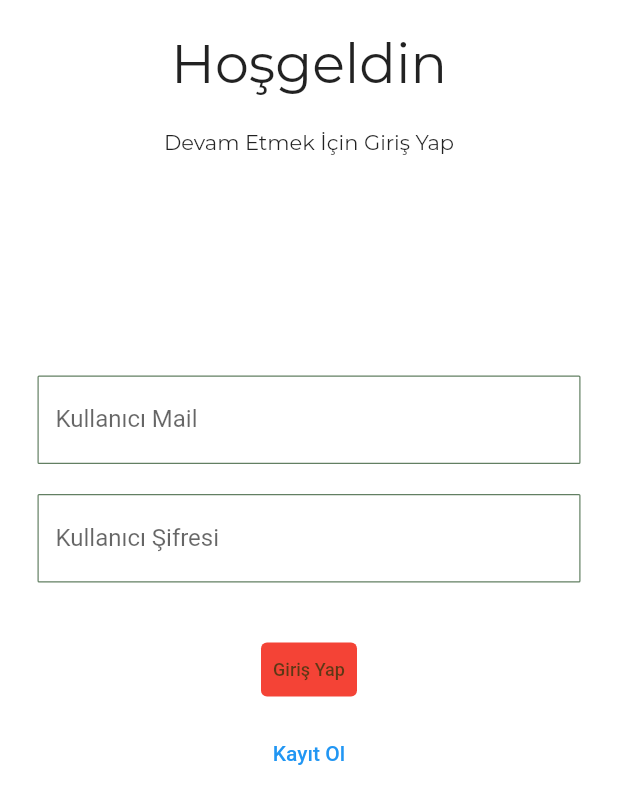
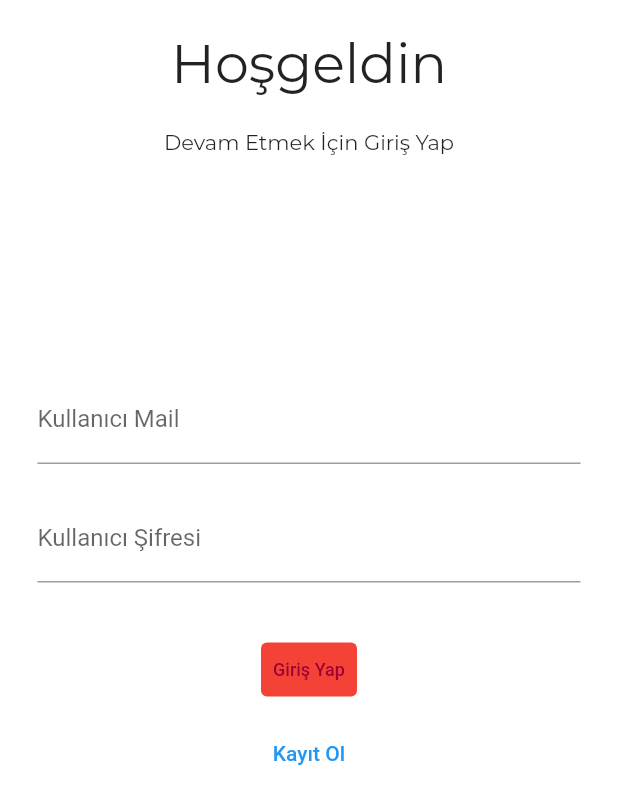
Before and after one commit to behemehal/GEE, a Flutter app: the screen it shows after launch, after a tap on "Login Sayfasına Git", on a phone screen of 412 x 824 dp. Shown: the top 804 px of the screen. Run offline on Flutter 3.47's test engine with Material 2 defaults, Android fonts, the phone set to English and light mode, and no system bars; our stand-ins replace shared_preferences.

Commit message:
Mail container

```diff
--- a/lib/pages/login.dart
+++ b/lib/pages/login.dart
@@ -50,17 +50,7 @@ class LoginPageState extends State<LoginPage> {
                   child: TextField(
                     controller:
                         kullaniciMailKontrolcusu, //Kullanıcının yazdığı şifreyi kontrol etmek için bunu kullanıyoruz
-                    decoration: InputDecoration(
-                        focusedBorder: OutlineInputBorder(
-                          borderSide: BorderSide(
-                              color: Colors.redAccent[700], width: 0),
-                        ),
-                        enabledBorder: OutlineInputBorder(
-                          borderRadius: BorderRadius.all(Radius.circular(1.0)),
-                          borderSide: BorderSide(
-                              color: Color.fromARGB(158, 1, 49, 1), width: 0.8),
-                        ),
-                        labelText: "Kullanıcı Mail"),
+                    decoration: InputDecoration(labelText: "Kullanıcı Mail"),
                   ),
                 ),
                 Container(
@@ -70,17 +60,7 @@ class LoginPageState extends State<LoginPage> {
                     obscuringCharacter: "*", //şifreyi gizleyecek karakter *****
                     controller:
                         kullaniciSifreKontrolcusu, //Kullanıcının yazdığı şifreyi kontrol etmek için bunu kullanıyoruz
-                    decoration: InputDecoration(
-                        focusedBorder: OutlineInputBorder(
-                          borderSide: BorderSide(
-                              color: Colors.redAccent[700], width: 0),
-                        ),
-                        enabledBorder: OutlineInputBorder(
-                          borderRadius: BorderRadius.all(Radius.circular(1.0)),
-                          borderSide: BorderSide(
-                              color: Color.fromARGB(158, 1, 49, 1), width: 0.8),
-                        ),
-                        labelText: "Kullanıcı Şifresi"),
+                    decoration: InputDecoration(labelText: "Kullanıcı Şifresi"),
                   ),
                 ),
 
@@ -114,7 +94,7 @@ class LoginPageState extends State<LoginPage> {
                         "Giriş Yap",
                         style: TextStyle(
                             fontSize: 12.0,
-                            color: Color.fromARGB(158, 1, 49, 1)),
+                            color: Color.fromRGBO(158, 1, 49, 1)),
                       ),
                     )),
                 TextButton(
```
